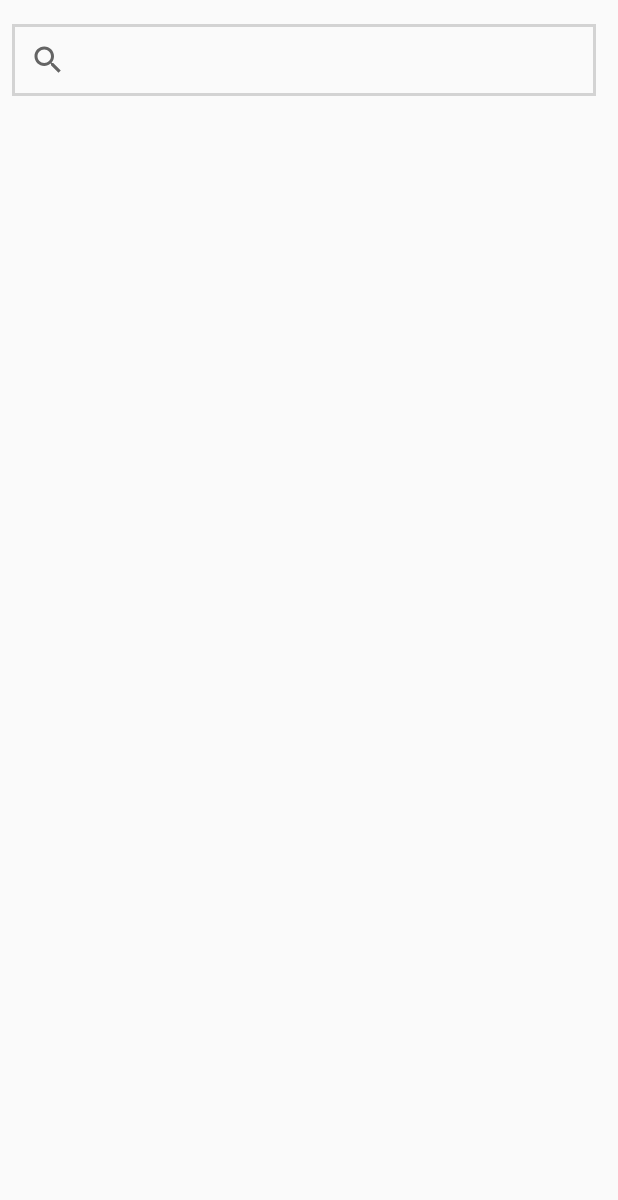
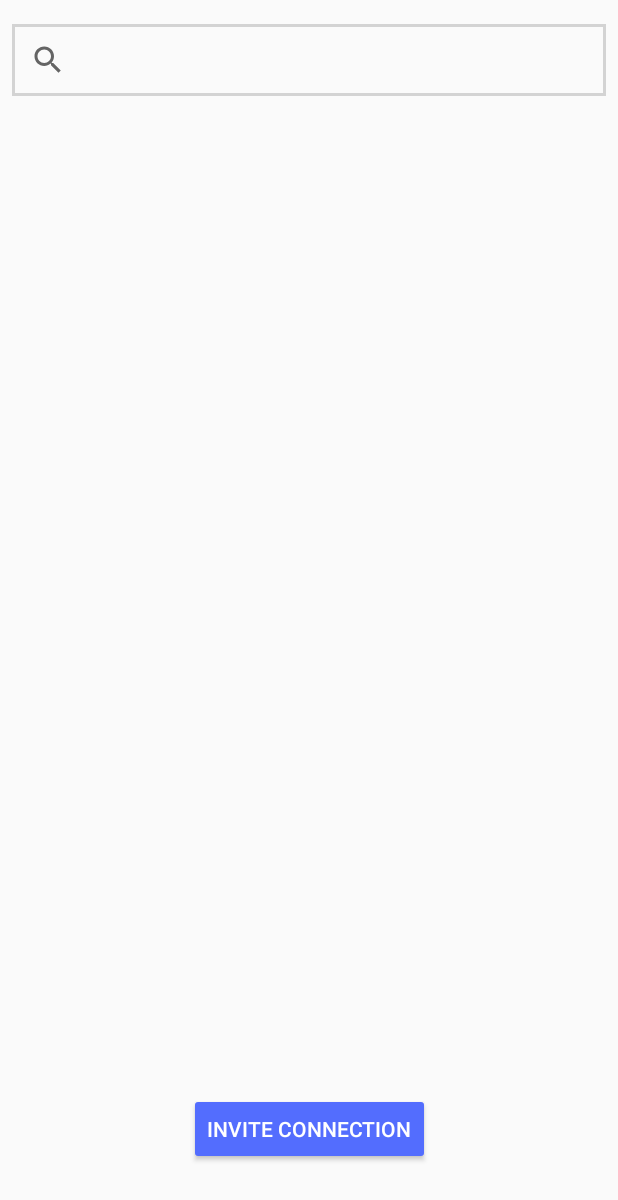
Before and after one commit to cga3798/ChatApp, an Android app: the layout fragment_add_new_friend.xml on its own in the app's theme, with its tools: preview values and no code run, on a phone screen of 412 x 824 dp. Shown: the top 1200 px of the screen. Run offline under Robolectric (Android 15) with nearby library versions, the phone set to English and light mode, and no system bars.

Commit message:
invite connection button added

```diff
--- a/app/src/main/java/group1/tcss450/uw/edu/a450groupone/AddNewFriendFragment.java
+++ b/app/src/main/java/group1/tcss450/uw/edu/a450groupone/AddNewFriendFragment.java
@@ -8,7 +8,6 @@ import android.util.Log;
 import android.view.LayoutInflater;
 import android.view.View;
 import android.view.ViewGroup;
-import android.widget.AdapterView;
 import android.widget.ListView;
 import android.widget.SearchView;
 import android.widget.Toast;
@@ -45,6 +44,7 @@ public class AddNewFriendFragment extends Fragment implements SearchView.OnQuery
         searchView = v.findViewById(R.id.addFriendSearchView);
         searchView.setActivated(true);
         searchView.setOnQueryTextListener(this);
+        v.findViewById(R.id.addFriendButtonInvite).setVisibility(View.GONE);
 
         return v;
     }
@@ -57,6 +57,8 @@ public class AddNewFriendFragment extends Fragment implements SearchView.OnQuery
 
     @Override
     public boolean onQueryTextChange(String newText) {
+        getView().findViewById(R.id.addFriendButtonInvite)
+                .setVisibility(View.GONE);
         return false;
     }
 
@@ -66,9 +68,6 @@ public class AddNewFriendFragment extends Fragment implements SearchView.OnQuery
      * @param query
      */
     private void onSearch(String query) {
-
-        Log.d("query:", query);
-
         Uri uri = new Uri.Builder()
                 .scheme("https")
                 .appendPath(getString(R.string.ep_base_url))
@@ -114,6 +113,9 @@ public class AddNewFriendFragment extends Fragment implements SearchView.OnQuery
                 adapter = new ListViewAdapter(getActivity());
                 list.setAdapter(adapter);
 
+                list.setOnItemClickListener((parent, view, position, id) -> onInviteFriend()
+                );
+
             } else {
                 Toast.makeText(getActivity(),
                         "Search unsuccessful. Please try again", Toast.LENGTH_SHORT).show();
@@ -130,6 +132,15 @@ public class AddNewFriendFragment extends Fragment implements SearchView.OnQuery
                     + e.getMessage());
         }
 
+    }
+
+    private void onInviteFriend() {
+
+        getView().findViewById(R.id.addFriendButtonInvite)
+                .setVisibility(View.VISIBLE);
+
+        getView().findViewById(R.id.addFriendButtonInvite)
+                .setOnClickListener(v -> mListener.onSearchNewFriend());
     }
 
     /**
@@ -184,7 +195,7 @@ public class AddNewFriendFragment extends Fragment implements SearchView.OnQuery
 
 
     public interface OnAddFriendFragmentInteractionListener {
-        void onSearchNewFriend(String query);
+        void onSearchNewFriend();
     }
 
 }
--- a/app/src/main/java/group1/tcss450/uw/edu/a450groupone/NavigationActivity.java
+++ b/app/src/main/java/group1/tcss450/uw/edu/a450groupone/NavigationActivity.java
@@ -193,7 +193,7 @@ public class NavigationActivity extends AppCompatActivity implements
     public void onAddNewFriend() { loadFragment(new AddNewFriendFragment());}
 
     @Override
-    public void onSearchNewFriend(String query) {
-
+    public void onSearchNewFriend() {
+        Log.d("Navigation: ", "onSearchNewFriends");
     }
 }
--- a/app/src/main/res/layout/fragment_add_new_friend.xml
+++ b/app/src/main/res/layout/fragment_add_new_friend.xml
@@ -1,63 +1,50 @@
-<RelativeLayout xmlns:android="http://schemas.android.com/apk/res/android"
+<android.support.constraint.ConstraintLayout xmlns:android="http://schemas.android.com/apk/res/android"
+    xmlns:app="http://schemas.android.com/apk/res-auto"
+    xmlns:tools="http://schemas.android.com/tools"
+    android:id="@+id/relativeLayout2"
     android:layout_width="fill_parent"
     android:layout_height="fill_parent">
 
     <SearchView
         android:id="@+id/addFriendSearchView"
-        android:layout_width="389dp"
+        android:layout_width="0dp"
         android:layout_height="wrap_content"
         android:layout_marginEnd="8dp"
         android:layout_marginStart="8dp"
         android:layout_marginTop="16dp"
         android:background="@drawable/border"
-        android:queryHint="@string/search_new_hint">
+        android:queryHint="@string/search_new_hint"
+        app:layout_constraintEnd_toEndOf="parent"
+        app:layout_constraintStart_toStartOf="parent"
+        app:layout_constraintTop_toTopOf="parent">
 
         <requestFocus />
     </SearchView>
 
     <ListView
         android:id="@+id/addFriendListView"
-        android:layout_width="383dp"
-        android:layout_height="524dp"
-        android:layout_alignEnd="@+id/addFriendSearchView"
-        android:layout_alignParentBottom="true" />
+        android:layout_width="0dp"
+        android:layout_height="415dp"
+        android:layout_marginBottom="112dp"
+        android:layout_marginEnd="8dp"
+        android:layout_marginRight="16dp"
+        android:layout_marginStart="8dp"
+        android:layout_marginTop="16dp"
+        app:layout_constraintBottom_toBottomOf="parent"
+        app:layout_constraintEnd_toEndOf="parent"
+        app:layout_constraintHorizontal_bias="1.0"
+        app:layout_constraintRight_toRightOf="parent"
+        app:layout_constraintStart_toStartOf="parent"
+        app:layout_constraintTop_toBottomOf="@+id/addFriendSearchView" />
 
-</RelativeLayout>
-<!--<android.support.constraint.ConstraintLayout xmlns:android="http://schemas.android.com/apk/res/android"-->
-    <!--xmlns:app="http://schemas.android.com/apk/res-auto"-->
-    <!--xmlns:tools="http://schemas.android.com/tools"-->
-    <!--android:id="@+id/frameLayout"-->
-    <!--android:layout_width="match_parent"-->
-    <!--android:layout_height="match_parent"-->
-    <!--tools:context="group1.tcss450.uw.edu.a450groupone.AddNewFriendFragment">-->
+    <Button
+        android:id="@+id/addFriendButtonInvite"
+        android:layout_width="wrap_content"
+        android:layout_height="wrap_content"
+        android:layout_marginBottom="47dp"
+        android:text="Invite Connection"
+        app:layout_constraintBottom_toBottomOf="parent"
+        app:layout_constraintLeft_toLeftOf="parent"
+        app:layout_constraintRight_toRightOf="parent" />
 
-    <!--&lt;!&ndash; TODO: Update blank fragment layout &ndash;&gt;-->
-
-    <!--<SearchView-->
-        <!--android:id="@+id/addFriendSearchView"-->
-        <!--android:layout_width="389dp"-->
-        <!--android:layout_height="wrap_content"-->
-        <!--android:layout_marginEnd="8dp"-->
-        <!--android:layout_marginStart="8dp"-->
-        <!--android:layout_marginTop="16dp"-->
-        <!--android:background="@drawable/border"-->
-        <!--android:queryHint="@string/search_new_hint"-->
-        <!--app:layout_constraintEnd_toEndOf="parent"-->
-        <!--app:layout_constraintStart_toStartOf="parent"-->
-        <!--app:layout_constraintTop_toTopOf="parent" />-->
-
-    <!--<ListView-->
-        <!--android:id="@+id/addFriendListView"-->
-        <!--android:layout_width="383dp"-->
-        <!--android:layout_height="524dp"-->
-        <!--android:layout_below="@+id/addFriendSearchView"-->
-        <!--android:layout_marginBottom="16dp"-->
-        <!--android:layout_marginEnd="8dp"-->
-        <!--android:layout_marginStart="8dp"-->
-        <!--android:layout_marginTop="16dp"-->
-        <!--app:layout_constraintBottom_toBottomOf="parent"-->
-        <!--app:layout_constraintEnd_toEndOf="parent"-->
-        <!--app:layout_constraintStart_toStartOf="parent"-->
-        <!--app:layout_constraintTop_toBottomOf="@+id/addFriendSearchView" />-->
-
-<!--</android.support.constraint.ConstraintLayout>-->
+</android.support.constraint.ConstraintLayout>
```
